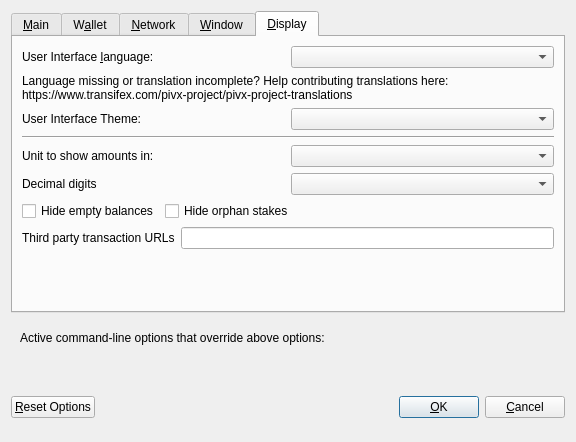
Before: the Qt Designer form src/qt/forms/optionsdialog.ui in Gh0st-N1njA/ALNJCoin, drawn with Qt 5.
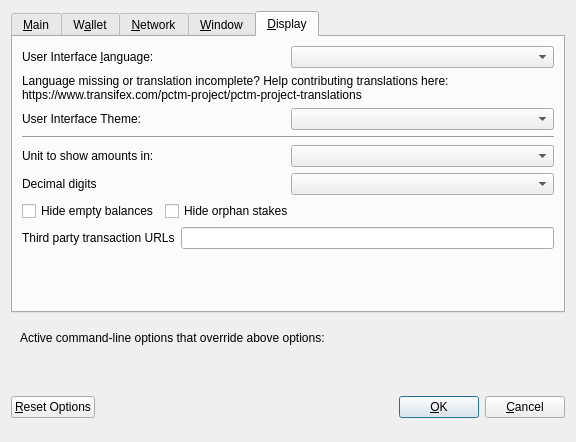
After: the same form once the commit is applied. The open tabs and pages were chosen to show the change. Custom widgets are drawn as their Qt base class.

```diff
--- a/src/qt/forms/optionsdialog.ui
+++ b/src/qt/forms/optionsdialog.ui
@@ -533,7 +533,7 @@
          </property>
          <property name="text">
           <string>Language missing or translation incomplete? Help contributing translations here:
-https://www.transifex.com/pivx-project/pivx-project-translations</string>
+https://www.transifex.com/pctm-project/pctm-project-translations</string>
          </property>
          <property name="wordWrap">
           <bool>true</bool>
```
